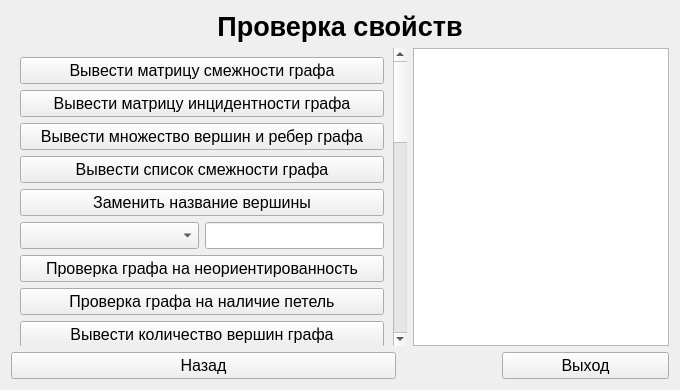
The window that propertieswindow.ui (Laitielly/BiblioGraph) describes before a commit, drawn with Qt 5.
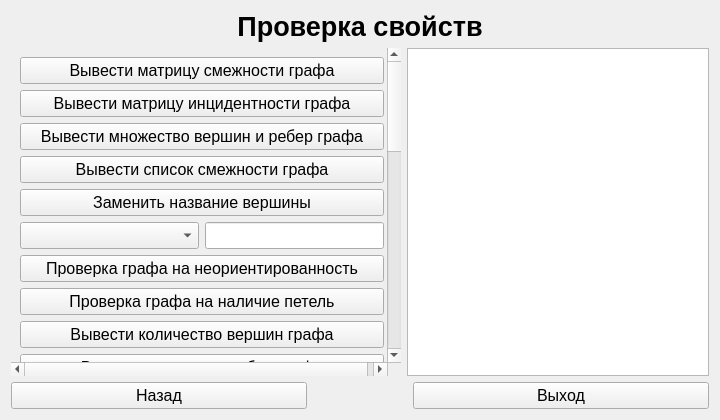
The same window after the commit. Icons and pictures are not drawn.

```diff
--- a/propertieswindow.ui
+++ b/propertieswindow.ui
@@ -6,8 +6,8 @@
    <rect>
     <x>0</x>
     <y>0</y>
-    <width>680</width>
-    <height>390</height>
+    <width>720</width>
+    <height>420</height>
    </rect>
   </property>
   <property name="sizePolicy">
@@ -51,8 +51,8 @@
      <item>
       <widget class="QScrollArea" name="scrollArea">
        <property name="sizePolicy">
-        <sizepolicy hsizetype="MinimumExpanding" vsizetype="Expanding">
-         <horstretch>0</horstretch>
+        <sizepolicy hsizetype="Expanding" vsizetype="Expanding">
+         <horstretch>40</horstretch>
          <verstretch>0</verstretch>
         </sizepolicy>
        </property>
@@ -72,8 +72,8 @@
         <property name="geometry">
          <rect>
           <x>0</x>
-          <y>-720</y>
-          <width>381</width>
+          <y>-641</y>
+          <width>374</width>
           <height>1014</height>
          </rect>
         </property>
@@ -600,8 +600,8 @@
      <item>
       <widget class="QPlainTextEdit" name="plainTextEdit">
        <property name="sizePolicy">
-        <sizepolicy hsizetype="Maximum" vsizetype="Expanding">
-         <horstretch>0</horstretch>
+        <sizepolicy hsizetype="Minimum" vsizetype="Expanding">
+         <horstretch>31</horstretch>
          <verstretch>0</verstretch>
         </sizepolicy>
        </property>
@@ -632,7 +632,7 @@
       <widget class="QPushButton" name="btn_back">
        <property name="sizePolicy">
         <sizepolicy hsizetype="Minimum" vsizetype="Fixed">
-         <horstretch>23</horstretch>
+         <horstretch>10</horstretch>
          <verstretch>10</verstretch>
         </sizepolicy>
        </property>
```
